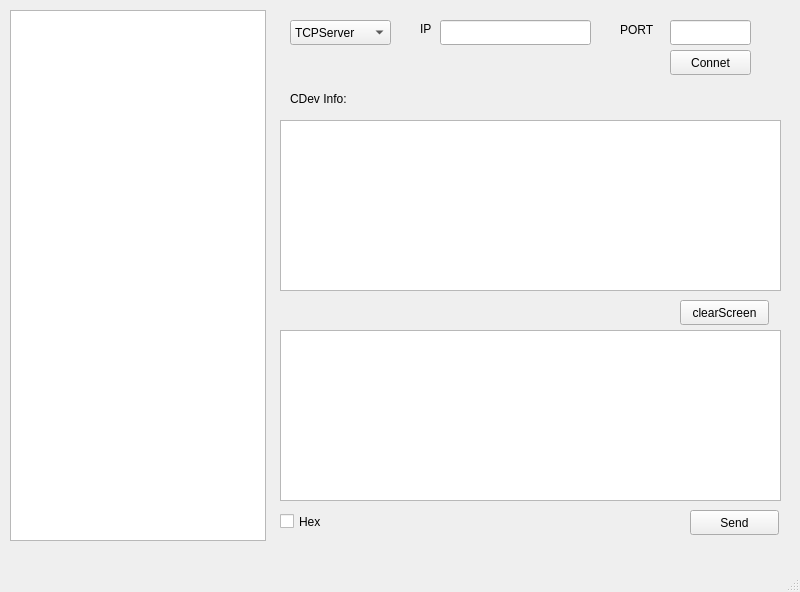
First picture: the form in qt/netTool/netTool/netTool.ui, repository gaozhenzhong/public, before the edit.
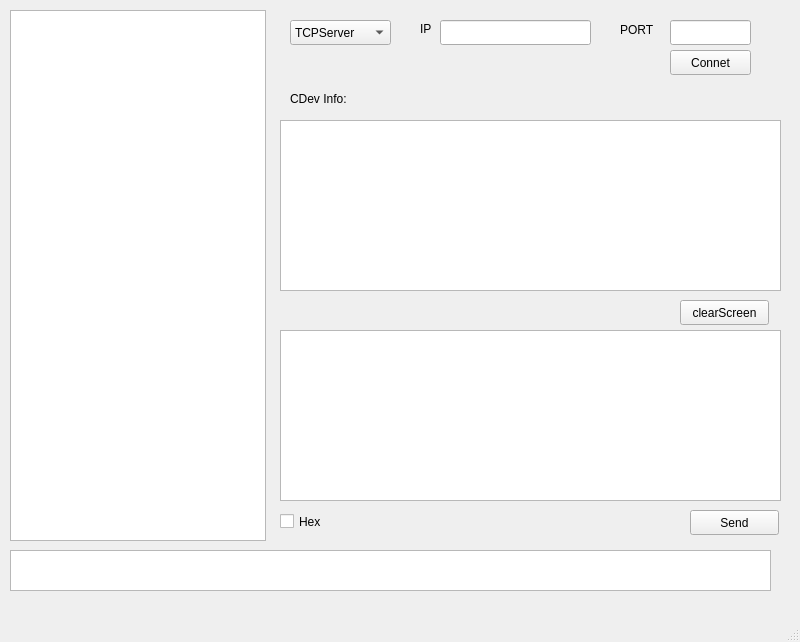
Second picture: the form after the edit.

Patch:
```diff
--- a/qt/netTool/netTool/netTool.ui
+++ b/qt/netTool/netTool/netTool.ui
@@ -7,7 +7,7 @@
     <x>0</x>
     <y>0</y>
     <width>800</width>
-    <height>592</height>
+    <height>642</height>
    </rect>
   </property>
   <property name="windowTitle">
@@ -185,6 +185,16 @@
      <string>PORT</string>
     </property>
    </widget>
+   <widget class="QTextBrowser" name="logBrowser">
+    <property name="geometry">
+     <rect>
+      <x>10</x>
+      <y>550</y>
+      <width>761</width>
+      <height>41</height>
+     </rect>
+    </property>
+   </widget>
   </widget>
   <widget class="QMenuBar" name="menubar">
    <property name="geometry">
```
